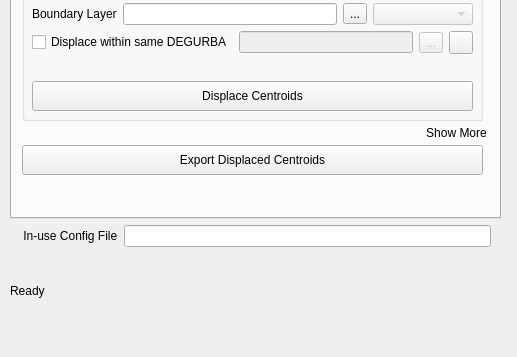
Before: the Qt Designer form plugin/mgp_mainwindow.ui in mmoreno-cart/mics-geocoding, drawn with Qt 5; both pictures show x 0 to 517 and y 342 to 699 of the 517 by 699 pixel window.
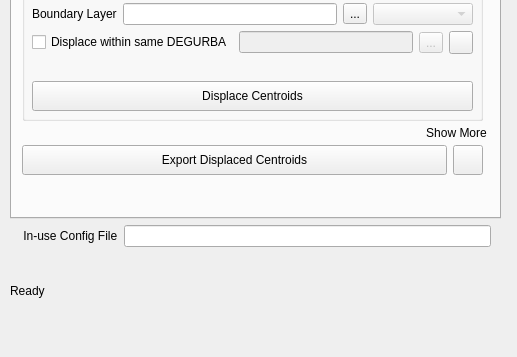
After: the same form once the commit is applied. The open tabs and pages were chosen to show the change. Icons and pictures are not drawn.

Commit message: feat: add access (open file) to displaced centroids csv

Diff of the .ui file:
```diff
--- a/plugin/mgp_mainwindow.ui
+++ b/plugin/mgp_mainwindow.ui
@@ -654,6 +654,8 @@
             </property>
             <layout class="QVBoxLayout" name="verticalLayout_5">
              <item>
+              <layout class="QHBoxLayout" name="horizontalLayout_2">
+               <item>
               <widget class="QPushButton" name="exportDisplacedCentroidsButton">
                <property name="minimumSize">
                 <size>
@@ -665,6 +667,21 @@
                 <string>Export Displaced Centroids</string>
                </property>
               </widget>
+               </item>
+               <item>
+                <widget class="QToolButton" name="displacedCentroidsOpenFileToolButton">
+                 <property name="maximumSize">
+                  <size>
+                   <width>30</width>
+                   <height>30</height>
+                  </size>
+                 </property>
+                 <property name="text">
+                  <string/>
+                 </property>
+                </widget>
+               </item>
+              </layout>
              </item>
             </layout>
            </widget>
```
Lines whose indentation alone changed are shown as unchanged. The commit also changes 3 other files.
